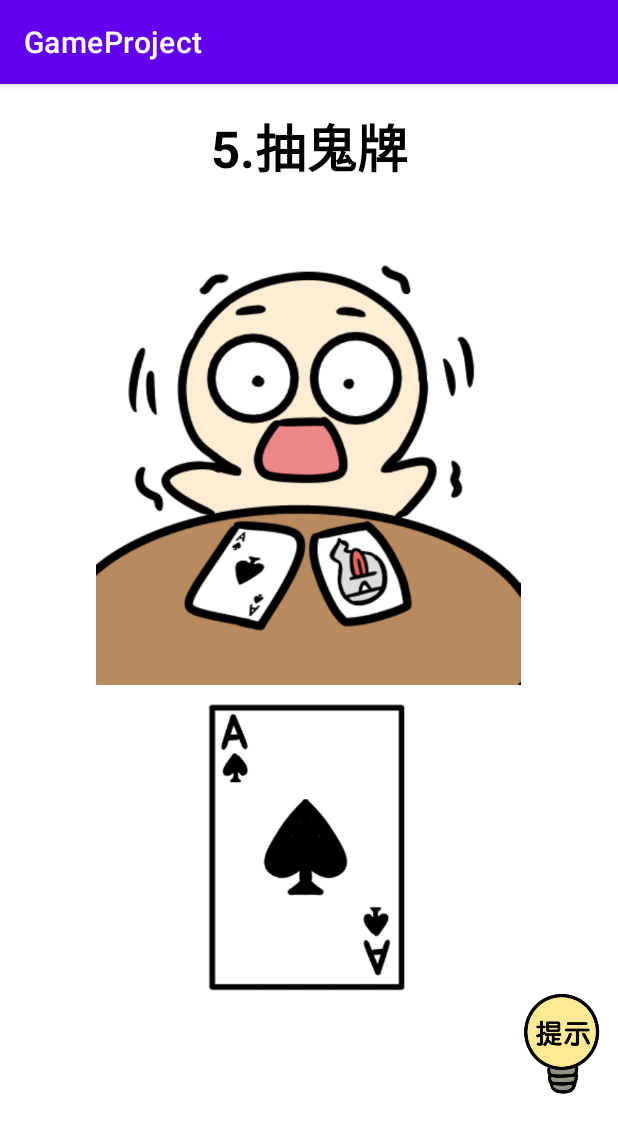
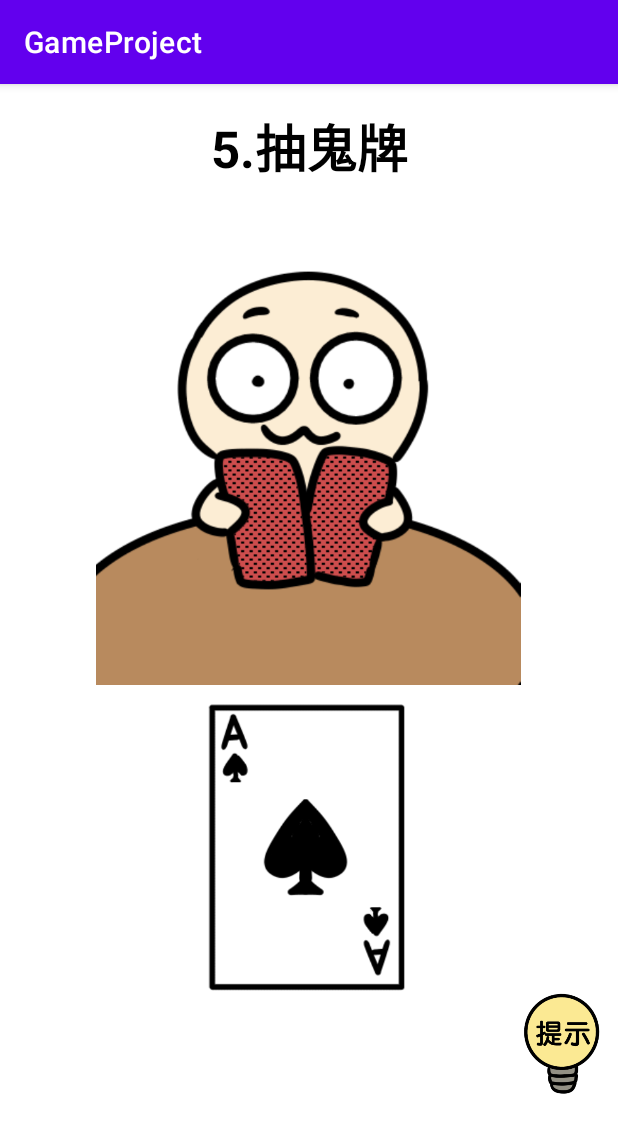
Before and after one commit to 11010127/GameProject, an Android app: the Game5 screen opened directly, with no data from a screen before it, on a phone screen of 412 x 824 dp. Shown: the top 1133 px of the screen. Run offline under Robolectric (Android 15) with nearby library versions, the phone set to English and light mode, and no system bars; 2 statements that could not run were skipped.

Commit message:
完成第五關程式碼但是有bug
完成第五關程式碼更改圖片需微調

```diff
--- a/app/src/main/java/com/example/gameproject/Game5.kt
+++ b/app/src/main/java/com/example/gameproject/Game5.kt
@@ -1,11 +1,95 @@
 package com.example.gameproject
 
+import android.content.Context
+import android.content.Intent
+import android.hardware.Sensor
+import android.hardware.SensorEvent
+import android.hardware.SensorEventListener
+import android.hardware.SensorManager
 import androidx.appcompat.app.AppCompatActivity
 import android.os.Bundle
+import android.view.MotionEvent
+import android.widget.Toast
+import androidx.appcompat.app.AlertDialog
+import com.example.gameproject.databinding.ActivityGame5Binding
+import kotlin.math.pow
+import kotlin.math.sqrt
 
-class Game5 : AppCompatActivity() {
+class Game5 : AppCompatActivity(), SensorEventListener {
+    private lateinit var binding: ActivityGame5Binding
+    private lateinit var sensorManager: SensorManager
+    private lateinit var accsensor: Sensor
+    private var isStarted:Boolean=false
+    private var max=0.0
     override fun onCreate(savedInstanceState: Bundle?) {
         super.onCreate(savedInstanceState)
-        setContentView(R.layout.activity_game5)
+        binding=ActivityGame5Binding.inflate(layoutInflater)
+        setContentView(binding.root)
+        sensorManager=getSystemService(Context.SENSOR_SERVICE) as SensorManager
+        accsensor= sensorManager.getDefaultSensor(Sensor.TYPE_ACCELEROMETER)!!
+        binding.imghint.setOnTouchListener { _, event ->
+            if (event.action == MotionEvent.ACTION_DOWN) {
+                AlertDialog.Builder(this@Game5)
+                    .setTitle("提示")
+                    .setMessage("請搖晃手機")
+                    .setPositiveButton("OK") { dialog, which ->
+                        Toast.makeText(this, "OK", Toast.LENGTH_LONG).show()
+                    }
+                    .setNegativeButton("退出") { dialog, which ->
+                        finish()
+                    }
+                    .show()
+            }
+            true
+        }
+
+    }
+    override fun onResume() {
+        super.onResume()
+        if(!isStarted){
+            isStarted=true
+            sensorManager.registerListener(this,accsensor,SensorManager.SENSOR_DELAY_UI)
+        }
+
+    }
+    override fun onPause() {
+        super.onPause()
+        if(isStarted){
+            isStarted=false
+            sensorManager.unregisterListener(this)
+        }
+    }
+    override fun onSensorChanged(p0: SensorEvent?) {
+        if (p0!!.sensor.type==Sensor.TYPE_ACCELEROMETER){
+            val x:Double=(p0.values[0].toDouble()/SensorManager.GRAVITY_EARTH).pow(2.0)
+            val y:Double=(p0.values[1].toDouble()/SensorManager.GRAVITY_EARTH).pow(2.0)
+            val z:Double=(p0.values[2].toDouble()/SensorManager.GRAVITY_EARTH).pow(2.0)
+            val A= sqrt(x+y+z)
+            if (A>max) max=A
+        }
+
+        if(max>1.5) {
+            binding.imgPeople.setImageResource(R.drawable.earthquake)
+
+            binding.imgCard.setOnTouchListener { _, event ->
+                if (event.action == MotionEvent.ACTION_DOWN) {
+                    //binding.imgPeople.setImageResource(R.drawable.onecards)
+                    binding.imgMe.setImageResource(R.drawable.endcard)
+                    binding.imgMe.setOnTouchListener { _, even ->
+                        if (event.action==MotionEvent.ACTION_DOWN){
+                            Intent(this,Game1::class.java).apply {
+                                startActivity(this)
+                            }
+                        }
+                        true
+                    }
+                }
+                true
+            }
+        }
+    }
+
+    override fun onAccuracyChanged(p0: Sensor?, p1: Int) {
+        TODO("Not yet implemented")
     }
 }
--- a/app/src/main/res/layout/activity_game5.xml
+++ b/app/src/main/res/layout/activity_game5.xml
@@ -23,18 +23,18 @@
         app:layout_constraintTop_toTopOf="parent" />
 
     <ImageView
-        android:id="@+id/imageView8"
+        android:id="@+id/imgCard"
         android:layout_width="82dp"
         android:layout_height="73dp"
         android:layout_marginStart="68dp"
-        app:layout_constraintBottom_toBottomOf="@+id/imageView5"
-        app:layout_constraintStart_toStartOf="@+id/imageView5"
-        app:layout_constraintTop_toTopOf="@+id/imageView5"
+        app:layout_constraintBottom_toBottomOf="@+id/imgPeople"
+        app:layout_constraintStart_toStartOf="@+id/imgPeople"
+        app:layout_constraintTop_toTopOf="@+id/imgPeople"
         app:layout_constraintVertical_bias="0.814"
         app:srcCompat="@drawable/transparent" />
 
     <ImageView
-        android:id="@+id/imageView5"
+        android:id="@+id/imgPeople"
         android:layout_width="304dp"
         android:layout_height="283dp"
         android:layout_marginStart="24dp"
@@ -44,7 +44,7 @@
         app:layout_constraintHorizontal_bias="0.491"
         app:layout_constraintStart_toStartOf="parent"
         app:layout_constraintTop_toBottomOf="@+id/textView"
-        app:srcCompat="@drawable/earthquake" />
+        app:srcCompat="@drawable/twocards" />
 
     <ImageView
         android:id="@+id/imghint"
@@ -59,7 +59,7 @@
         app:layout_constraintVertical_bias="0.875" />
 
     <ImageView
-        android:id="@+id/imageView6"
+        android:id="@+id/imgMe"
         android:layout_width="136dp"
         android:layout_height="198dp"
         android:layout_marginStart="8dp"
@@ -68,7 +68,7 @@
         app:layout_constraintEnd_toEndOf="parent"
         app:layout_constraintHorizontal_bias="0.498"
         app:layout_constraintStart_toStartOf="parent"
-        app:layout_constraintTop_toBottomOf="@+id/imageView5"
+        app:layout_constraintTop_toBottomOf="@+id/imgPeople"
         app:srcCompat="@drawable/a" />
 
 </androidx.constraintlayout.widget.ConstraintLayout>
```
